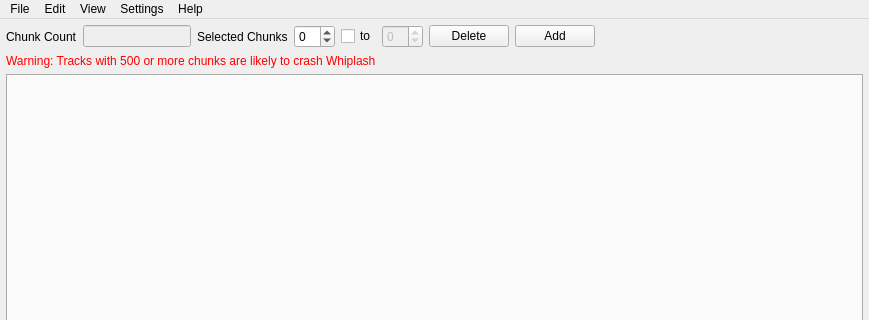
First picture: the form in TrackEditor/MainWindow.ui, repository Zizin13/Roller, before the edit; both pictures show x 0 to 869 and y 0 to 320 of the 869 by 637 pixel window.
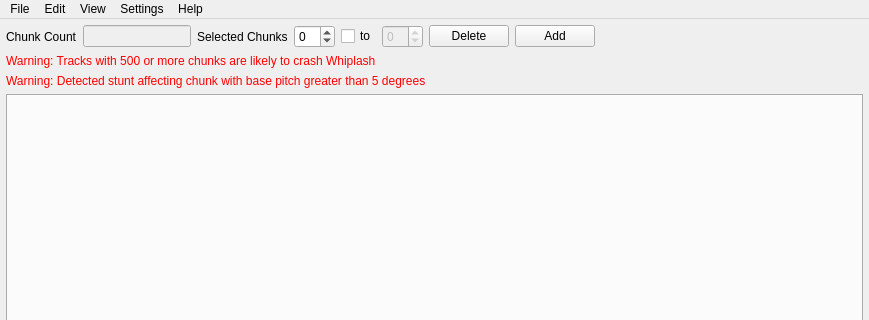
Second picture: the form after the edit. Icons and pictures are not drawn.

Commit message: stunt math and warning for stunts with too much track pitch

```diff
--- a/TrackEditor/MainWindow.ui
+++ b/TrackEditor/MainWindow.ui
@@ -144,6 +144,16 @@
       </property>
      </widget>
     </item>
+    <item>
+     <widget class="QLabel" name="lblStuntWarning">
+      <property name="styleSheet">
+       <string notr="true">QLabel { color: red }</string>
+      </property>
+      <property name="text">
+       <string>Warning: Detected stunt affecting chunk with base pitch greater than 5 degrees</string>
+      </property>
+     </widget>
+    </item>
     <item>
      <widget class="QTabWidget" name="twViewer">
       <property name="currentIndex">
```
The commit also changes 5 other files.
